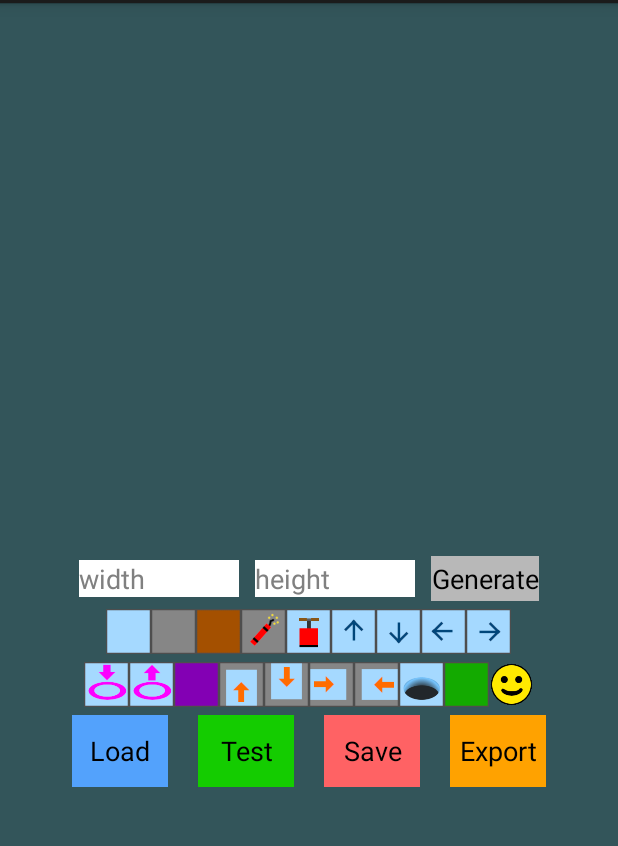
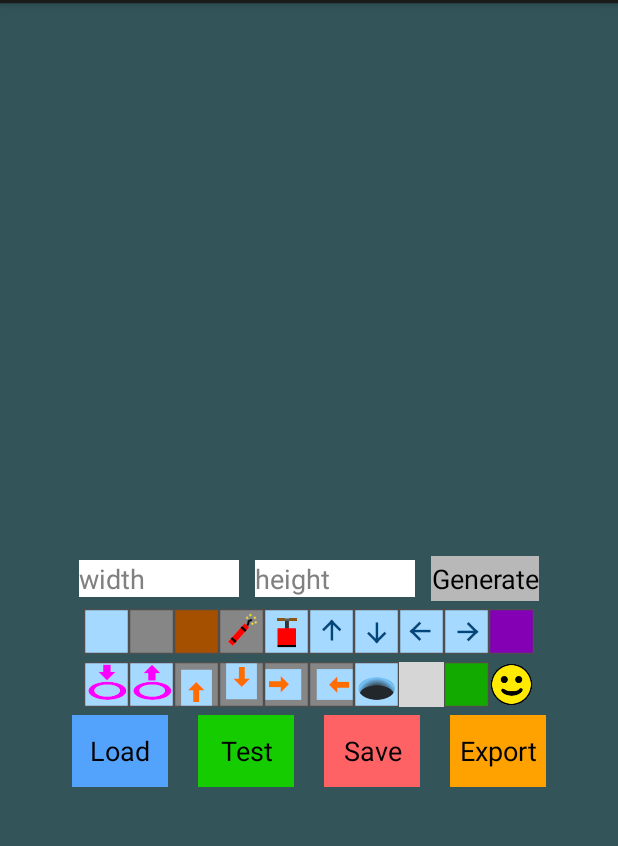
Before and after one commit to GammaSoldier/IceMaze, an Android app: the layout activity_editor.xml on its own in the app's theme, with its tools: preview values and no code run, on a phone screen of 412 x 824 dp, the part 69-915 px from its top. Run offline under Robolectric (Android 15) with nearby library versions, the phone set to English and light mode, and no system bars; grey boxes are pictures that could not be loaded.

Commit message:
- TILE_CRACK added

```diff
--- a/icemaze/src/main/java/de/joekoperski/icemaze/TileFactory.java
+++ b/icemaze/src/main/java/de/joekoperski/icemaze/TileFactory.java
@@ -62,6 +62,9 @@ public class TileFactory {
             case TileID.TILE_FINISH:
                 retVal = new TileFinish();
                 break;
+            case TileID.TILE_CRACK:
+                retVal = new TileCrack();
+                break;
             default:
                 retVal =  new TileIce();
 
--- a/icemaze/src/main/java/de/joekoperski/icemaze/TileID.java
+++ b/icemaze/src/main/java/de/joekoperski/icemaze/TileID.java
@@ -20,8 +20,9 @@ public class TileID {
     public static final int TILE_ONEWAY_EAST         = 16;
     public static final int TILE_KILL               = 17;
     public static final int TILE_FINISH             = 18;
+    public static final int TILE_CRACK             = 19;
 
-    public static final int NUM_TILE_IDS            = 19;
+    public static final int NUM_TILE_IDS            = 20;
 
     public static final int TILE_NO_TILE             = -1;
 
--- a/icemaze/src/main/res/layout/activity_editor.xml
+++ b/icemaze/src/main/res/layout/activity_editor.xml
@@ -136,6 +136,13 @@
                 android:layout_height="30dp"
                 android:background="@drawable/tile_redirect_east" />
 
+            <Button
+                android:id="@+id/buttonStickOnce"
+                android:layout_width="30dp"
+                android:layout_height="30dp"
+                android:background="@drawable/tile_stick_once" />
+
+
         </TableRow>
 
         <TableRow
@@ -155,12 +162,6 @@
                 android:layout_width="30dp"
                 android:layout_height="30dp"
                 android:background="@drawable/tile_teleport_exit" />
-
-            <Button
-                android:id="@+id/buttonStickOnce"
-                android:layout_width="30dp"
-                android:layout_height="30dp"
-                android:background="@drawable/tile_stick_once" />
 
             <Button
                 android:id="@+id/buttonOnewayNorth"
@@ -191,6 +192,12 @@
                 android:layout_width="30dp"
                 android:layout_height="30dp"
                 android:background="@drawable/tile_kill" />
+
+            <Button
+                android:id="@+id/buttonCrack"
+                android:layout_width="30dp"
+                android:layout_height="30dp"
+                android:background="@drawable/tile_crack" />
 
             <Button
                 android:id="@+id/buttonFinish"
```
Also changed, not shown: icemaze/src/main/java/de/joekoperski/icemaze/EditorActivity.java (+9 -0 lines), icemaze/src/main/java/de/joekoperski/icemaze/TileStart.java (+18 -0 lines), 1 other file.
